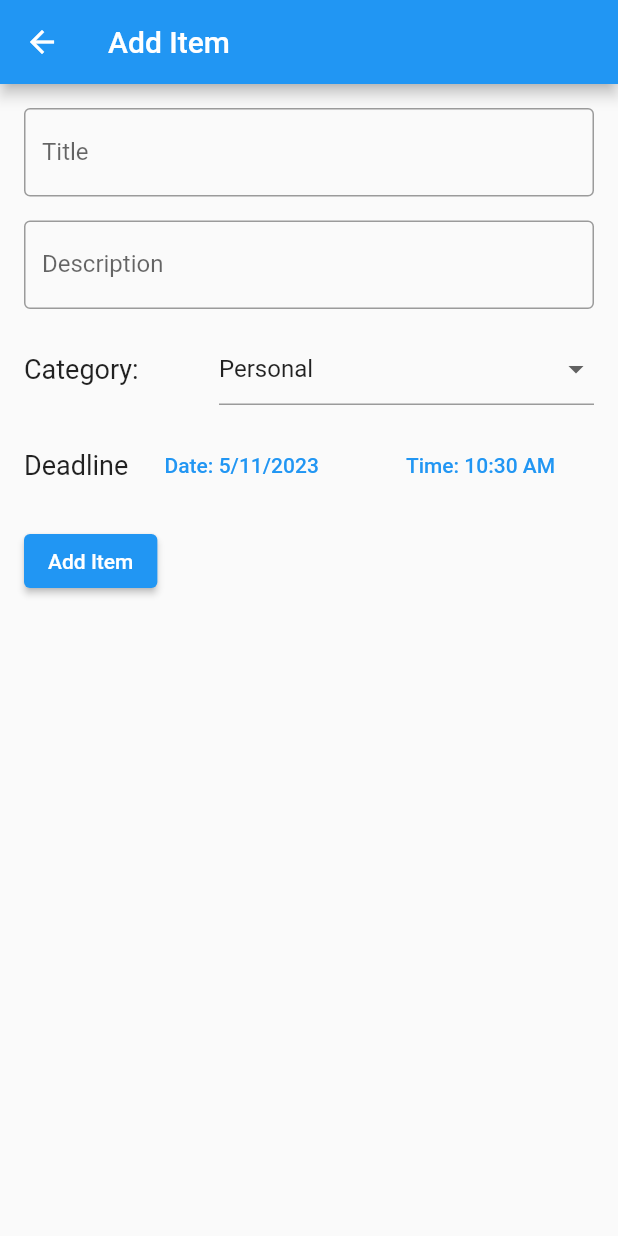
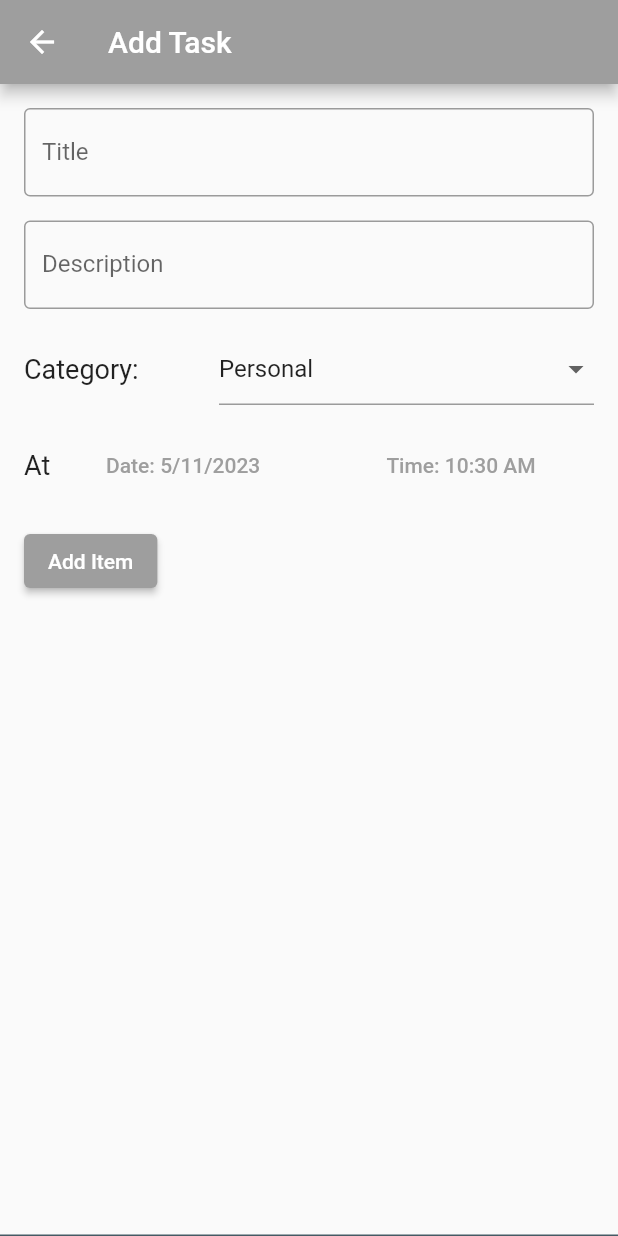
Before and after one commit to Nemecd/TODO, a Flutter app: the AddScreen screen opened directly, on a phone screen of 412 x 824 dp. Run offline on Flutter 3.47's test engine with Material 2 defaults, Android fonts, the phone set to English and light mode, and no system bars; our stand-ins replace google_mobile_ads; network calls fail.

Commit message:
Made some changes to the UI

```diff
--- a/lib/AddScreen.dart
+++ b/lib/AddScreen.dart
@@ -1,10 +1,12 @@
 import 'package:flutter/cupertino.dart';
 import 'package:flutter/material.dart';
+import 'package:google_mobile_ads/google_mobile_ads.dart';
 import 'package:provider/provider.dart';
 import 'package:intl/intl.dart';
 
 
 import 'TodoList.dart';
+import 'adHelper.dart';
 
 class AddScreen extends StatefulWidget {
   @override
@@ -18,7 +20,7 @@ class _AddScreenState extends State<AddScreen> {
   late DateTime _dateTime;
   late TimeOfDay _time;
   String _categoryValue = 'Personal';
-
+  BannerAd? _bannerAd;
   @override
   void initState() {
     super.initState();
@@ -26,6 +28,23 @@ class _AddScreenState extends State<AddScreen> {
     _description = '';
     _dateTime = DateTime.now();
     _time = TimeOfDay.now();
+
+    BannerAd(
+      adUnitId: AdHelper.bannerAdUnitId,
+      request: const AdRequest(),
+      size: AdSize.banner,
+      listener: BannerAdListener(
+        onAdLoaded: (ad) {
+          setState(() {
+            _bannerAd = ad as BannerAd;
+          });
+        },
+        onAdFailedToLoad: (ad, err) {
+          debugPrint('Failed to load a banner ad: ${err.message}');
+          ad.dispose();
+        },
+      ),
+    ).load();
   }
 
   @override
@@ -34,7 +53,16 @@ class _AddScreenState extends State<AddScreen> {
 
     return Scaffold(
       appBar: AppBar(
-        title: const Text('Add Item'),
+        title: const Text('Add Task',style: TextStyle( color: Colors.white),),
+        leading: GestureDetector(
+          onTap: () {
+            Navigator.pop(context);
+          },
+          child: const Icon(
+            Icons.arrow_back,
+            color: Colors.white,
+          ),
+        ),
       ),
       body: Padding(
         padding: const EdgeInsets.all(16.0),
@@ -112,7 +140,7 @@ class _AddScreenState extends State<AddScreen> {
               const SizedBox(height: 16.0),
               Row(
                 children:[
-                 const Text('Deadline', style: TextStyle(fontSize: 18.0),),
+                 const Text('At', style: TextStyle(fontSize: 18.0),),
                   Expanded(
                     child: TextButton(
                       onPressed: () async {
@@ -137,13 +165,13 @@ class _AddScreenState extends State<AddScreen> {
                     Expanded(
                       child: TextButton(
                         onPressed: () async {
-                          final time = showTimePicker(
+                          final time =  await showTimePicker(
                             context : context,
                             initialTime: _time
                           );
                           if(time != null){
                             setState((){
-                              _time = time as TimeOfDay;
+                              _time = time;
                             });
                           }
                         } ,
@@ -177,12 +205,17 @@ class _AddScreenState extends State<AddScreen> {
                     Navigator.pop(context);
                   }
                 },
-                child: const Text('Add Item'),
+                child: const Text('Add Item',style: TextStyle( color: Colors.white),),
               ),
             ],
           ),
         ),
       ),
+      bottomNavigationBar: Container(
+        width: _bannerAd?.size.width.toDouble() ?? 0,
+        height: _bannerAd?.size.height.toDouble() ?? 0,
+        child: _bannerAd != null ? AdWidget(ad: _bannerAd!) : const Placeholder()
+      )
     );
   }
 }
--- a/lib/main.dart
+++ b/lib/main.dart
@@ -5,6 +5,8 @@ import 'package:todo/TodoList.dart';
 import 'package:todo/TodoScreen.dart';
 
 void main() {
+  WidgetsFlutterBinding.ensureInitialized();
+  _initGoogleMobileAds();
   runApp(const MyApp());
 }
 
@@ -19,7 +21,7 @@ class MyApp extends StatelessWidget {
       title: 'Flutter Demo',
       debugShowCheckedModeBanner: false,
       theme: ThemeData(
-        primarySwatch: Colors.blue,
+        primarySwatch: Colors.grey,
       ),
       home: const TodoScreen() ,
     ),
```
Also changed, not shown: lib/EditScreen.dart (+37 -3 lines), lib/TodoScreen.dart (+70 -51 lines), lib/ViewScreen.dart (+54 -7 lines), 1 other file.
